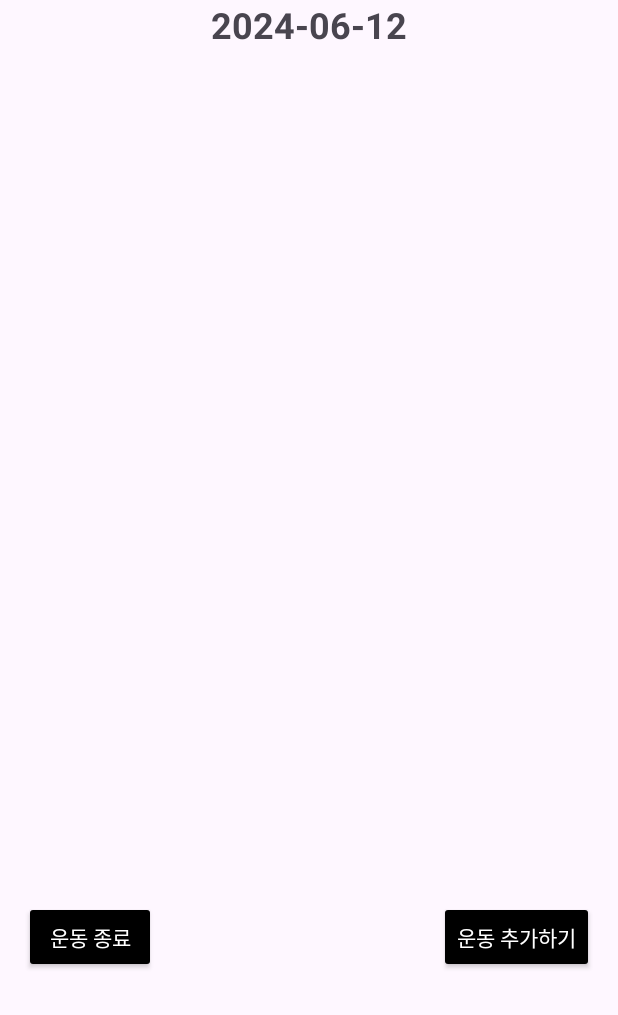
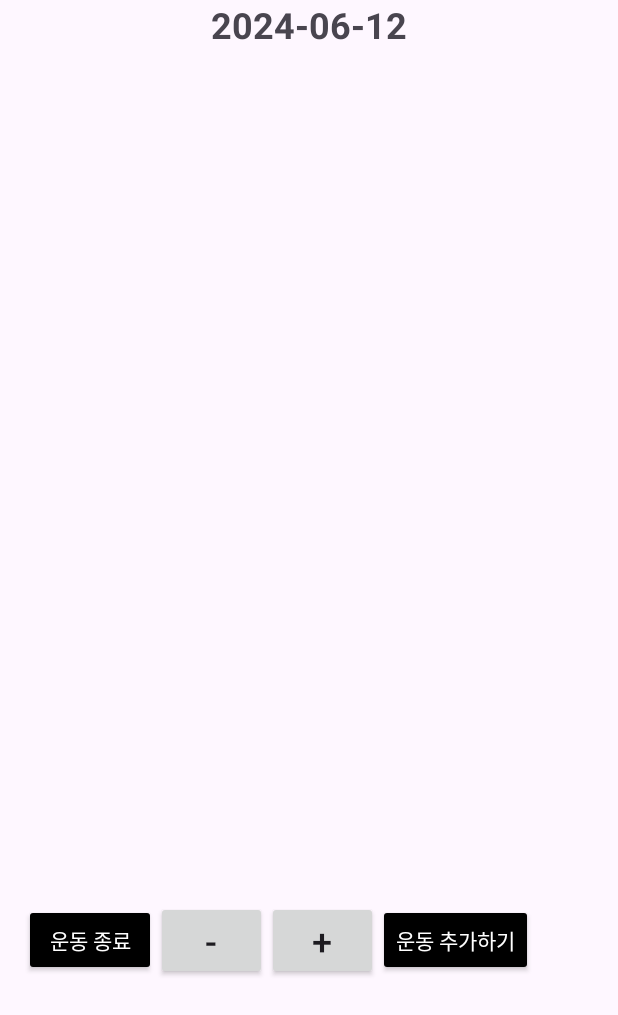
Before and after one commit to Jminu/GymHelper, an Android app: the StartActivity screen opened directly, with no data from a screen before it, on a phone screen of 412 x 824 dp. Shown: the top 1015 px of the screen. Run offline under Robolectric (Android 15) with nearby library versions, the phone set to English and light mode, and no system bars.

Commit message:
+. - 버튼 추가

```diff
--- a/app/src/main/java/com/example/gymhelper/AddWorkOutActivity.java
+++ b/app/src/main/java/com/example/gymhelper/AddWorkOutActivity.java
@@ -7,6 +7,7 @@ import android.view.View;
 import android.widget.Button;
 import android.widget.EditText;
 import android.widget.Toast;
+import com.example.gymhelper.WorkOut;
 
 import androidx.annotation.Nullable;
 
--- a/app/src/main/res/layout/start_layout.xml
+++ b/app/src/main/res/layout/start_layout.xml
@@ -18,11 +18,37 @@
         android:layout_height="552dp"
         android:id="@+id/workOutList"/>
 
-    <FrameLayout
+    <LinearLayout
         android:layout_width="match_parent"
         android:layout_height="wrap_content"
         android:layout_gravity="bottom"
-        android:padding="16dp">
+        android:padding="16dp"
+        android:orientation="horizontal">
+
+        <Button
+            android:id="@+id/finishWorkOutBtn"
+            android:layout_width="wrap_content"
+            android:layout_height="wrap_content"
+            android:layout_gravity="center|left"
+            android:backgroundTint="@color/black"
+            android:text="운동 종료"
+            android:textColor="@color/white" />
+
+        <Button
+            android:id="@+id/button3"
+            android:layout_width="74dp"
+            android:layout_height="wrap_content"
+            android:layout_gravity="center"
+            android:text="-"
+            android:textSize="24sp" />
+
+        <Button
+            android:id="@+id/button2"
+            android:layout_width="74dp"
+            android:layout_height="wrap_content"
+            android:layout_gravity="center"
+            android:textSize="24sp"
+            android:text="+" />
 
         <Button
             android:id="@+id/addWorkoutBtn"
@@ -33,14 +59,6 @@
             android:text="운동 추가하기"
             android:textColor="#FFFFFF" />
 
-        <Button
-            android:layout_width="wrap_content"
-            android:layout_height="wrap_content"
-            android:layout_gravity="center|left"
-            android:text="운동 종료"
-            android:id="@+id/finishWorkOutBtn"
-            android:backgroundTint="@color/black"
-            android:textColor="@color/white"/>
-    </FrameLayout>
+    </LinearLayout>
 
 </LinearLayout>
```
Also changed, not shown: app/src/main/java/com/example/gymhelper/StartActivity.java (+11 -5 lines), app/src/main/java/com/example/gymhelper/WorkOut.java (added, +51 -0 lines).
